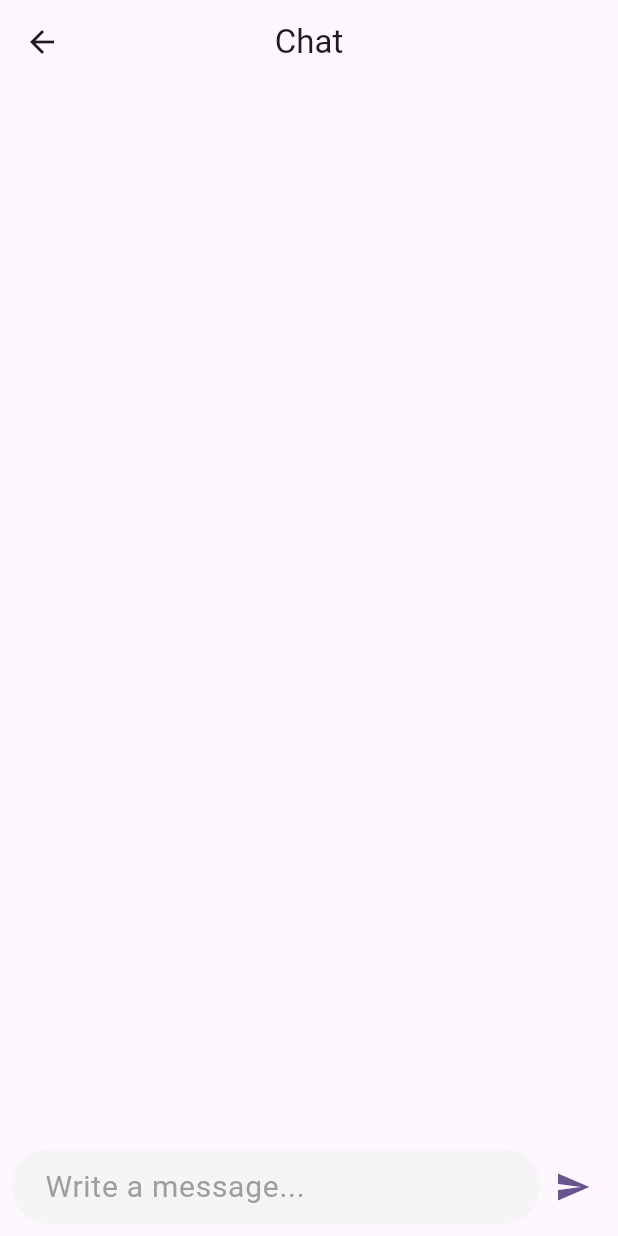
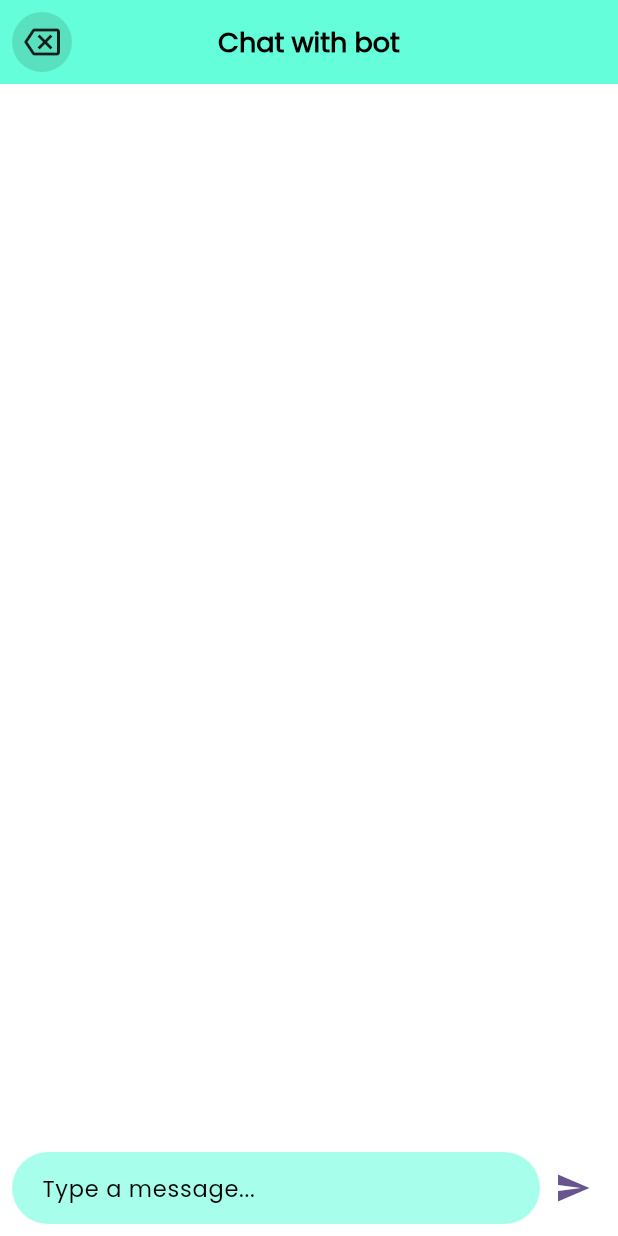
Before and after one commit to rahulkumardev24/Language_translator_Project_using_flutter, a Flutter app: the ChatScreen screen opened directly, on a phone screen of 412 x 824 dp. Run offline on Flutter 3.47's test engine with Material 3 defaults, Android fonts, the light colour scheme and no system bars; drawn by our look-alikes of dash_chat_2; our stand-ins replace avatar_glow, flutter_tts, image_picker, speech_to_text; missing offline and left inert: google_ml_kit, translator.

Commit message:
dictionary screen improve and chat screen also

```diff
--- a/lib/dictionary/api.dart
+++ b/lib/dictionary/api.dart
@@ -1,8 +1,9 @@
 import 'dart:convert';
 import 'package:http/http.dart' as http;
 import 'package:translater_new/dictionary/response_model_api.dart';
+// https://api.dictionaryapi.dev/api/v2/entries/en/<word>
+class API {
 
-class API {
   static const String baseUrl = "https://api.dictionaryapi.dev/api/v2/entries/en/";
   static Future<ResponseModel> fetchMeaning(String word) async {
     final response = await http.get(Uri.parse("$baseUrl$word"));
--- /dev/null
+++ b/lib/dictionary/urls.dart
@@ -0,0 +1,5 @@
+class Urls {
+  static const String geminiBaseUrl =
+      "https://generativelanguage.googleapis.com/v1beta/models/gemini-1.5-flash:generateContent";
+  static const String geminiApiKey = "AIzaSyBUIu3wUE_tx860Ry2vvMl5MzOvfp9MZyA";
+}
--- a/lib/screen/chat_screen.dart
+++ b/lib/screen/chat_screen.dart
@@ -1,37 +1,24 @@
 import 'dart:convert';
+import 'package:flutter/material.dart';
 import 'package:http/http.dart' as http;
 import 'package:dash_chat_2/dash_chat_2.dart';
-import 'package:flutter/cupertino.dart';
-import 'package:flutter/material.dart';
+import 'package:translater_new/utils/custom_text_style.dart';
 
-class ChatScreen extends StatefulWidget{
+import '../dictionary/urls.dart';
+
+class ChatScreen extends StatefulWidget {
+  const ChatScreen({super.key});
+
   @override
-  State<StatefulWidget> createState() => _ChatScreenState() ;
+  State<StatefulWidget> createState() => _ChatScreenState();
 }
-class _ChatScreenState extends State<ChatScreen>{
 
-
-  final String ourUri =
-      'https://generativelanguage.googleapis.com/v1beta/models/gemini-1.5-flash-latest:generateContent?key=AIzaSyC4t-_GkGdB3my0vfn0wxaiOhbzbfKinOE';
-
-  final Map<String, String> header = {
-    'Content-Type': 'application/json',
-  };
-
-  // User type message
-  final ChatUser mySelf = ChatUser(
-    id: "1",
-    firstName: "Rahul",
-  );
-
-  // Bot type message
-  final ChatUser bot = ChatUser(
-    id: "2",
-    firstName: "Gemini",
-  );
-
+class _ChatScreenState extends State<ChatScreen> {
   List<ChatMessage> messages = [];
   List<ChatUser> _typing = [];
+
+  final ChatUser mySelf = ChatUser(id: "1", firstName: "Rahul");
+  final ChatUser bot = ChatUser(id: "2", firstName: "Gemini");
 
   Future<void> getData(ChatMessage m) async {
     _typing.add(bot);
@@ -50,15 +37,13 @@ class _ChatScreenState extends State<ChatScreen>{
 
     try {
       final response = await http.post(
-        Uri.parse(ourUri),
-        headers: header,
+        Uri.parse("${Urls.geminiBaseUrl}?key=${Urls.geminiApiKey}"),
+        headers: {'Content-Type': 'application/json'},
         body: jsonEncode(data),
       );
 
       if (response.statusCode == 200) {
         var result = jsonDecode(response.body);
-        print("Response: $result");
-
         if (result != null && result.containsKey('candidates')) {
           String botResponseText =
               result['candidates'][0]['content']['parts'][0]['text'];
@@ -69,15 +54,26 @@ class _ChatScreenState extends State<ChatScreen>{
             createdAt: DateTime.now(),
           );
           messages.insert(0, botMessage);
-          setState(() {});
-        } else {
-          print("Unexpected response structure: $result");
         }
       } else {
-        print("Error: ${response.statusCode}");
+        messages.insert(
+          0,
+          ChatMessage(
+            text: "⚠️ Error fetching response. Please try again!",
+            user: bot,
+            createdAt: DateTime.now(),
+          ),
+        );
       }
     } catch (e) {
-      print("Error: $e");
+      messages.insert(
+        0,
+        ChatMessage(
+          text: "⚠️ Something went wrong! Check your internet connection.",
+          user: bot,
+          createdAt: DateTime.now(),
+        ),
+      );
     } finally {
       _typing.remove(bot);
       setState(() {});
@@ -87,9 +83,37 @@ class _ChatScreenState extends State<ChatScreen>{
   @override
   Widget build(BuildContext context) {
     return Scaffold(
-     appBar: AppBar(title: Text("Chat"),centerTitle: true,
+      backgroundColor: Colors.white,
+      /// ---- Appbar ----------///
+      appBar: AppBar(
+        title: Text(
+          "Chat with bot",
+          style: myTextStyle18(fontWeight: FontWeight.bold),
         ),
-     body:DashChat(
+        centerTitle: true,
+        leading: InkWell(
+          onTap: () {
+            Navigator.pop(context);
+          },
+          child: Padding(
+            padding: const EdgeInsets.all(8.0),
+            child: Container(
+                decoration: const BoxDecoration(
+                    shape: BoxShape.circle, color: Colors.black12),
+                child: const Icon(
+                  Icons.backspace_outlined,
+                  color: Colors.black87,
+                )),
+          ),
+        ),
+        backgroundColor: Colors.tealAccent,
+      ),
+      body: Stack(
+        children: [
+          Column(
+            children: [
+              Expanded(
+                child: DashChat(
                   typingUsers: _typing,
                   currentUser: mySelf,
                   onSend: (ChatMessage m) {
@@ -99,26 +123,42 @@ class _ChatScreenState extends State<ChatScreen>{
                   inputOptions: InputOptions(
                     alwaysShowSend: true,
                     autocorrect: true,
-         inputTextStyle: TextStyle(fontSize: 20),
-         cursorStyle: CursorStyle(color: Colors.tealAccent),
+                    inputTextStyle: const TextStyle(fontSize: 16),
+                    cursorStyle: const CursorStyle(color: Colors.tealAccent),
+                    inputDecoration: InputDecoration(
+                      filled: true,
+                      fillColor: Colors.tealAccent.shade100,
+                      hintText: "Type a message...",
+                      hintStyle: myTextStyle15(),
+                      contentPadding:
+                          const EdgeInsets.symmetric(horizontal: 16),
+                      border: OutlineInputBorder(
+                        borderRadius: BorderRadius.circular(30),
+                        borderSide: BorderSide.none,
+                      ),
+                    ),
                   ),
                   messageOptions: MessageOptions(
-         currentUserContainerColor: Colors.green,
-         // showTime: true,
-         borderRadius: 10, timePadding: EdgeInsets.all(8.0),
-         avatarBuilder: (user, onAvatarTap, onAvatarLongPress) => Center(
-           child: Padding(
-             padding: const EdgeInsets.only(left: 5 , right: 3 , bottom: 10),
-             child: Image.asset(
-               "assets/images/boticon.png",alignment: Alignment.center,
-               height: 40,
-               width: 40,
+                    currentUserContainerColor: Colors.teal,
+                    containerColor: Colors.black45,
+                    textColor: Colors.white,
+                    borderRadius: 12,
+                    timePadding: const EdgeInsets.all(6),
+                    avatarBuilder: (user, _, __) => Padding(
+                      padding: const EdgeInsets.all(8.0),
+                      child: CircleAvatar(
+                        backgroundColor:
+                            user.id == mySelf.id ? Colors.black45 : Colors.black45,
+                        child: Image.asset("assets/images/robot.png")
                       ),
                     ),
                   ),
                 ),
               ),
+            ],
+          ),
+        ],
+      ),
     );
   }
-
 }
--- a/pubspec.yaml
+++ b/pubspec.yaml
@@ -69,6 +69,8 @@ dependencies:
 
 
 
+
+
 dev_dependencies:
   flutter_test:
     sdk: flutter
```
Also changed, not shown: lib/screen/category_screen.dart (+6 -1 lines), lib/screen/dictionary_screen.dart (+84 -55 lines), assets/images/robot.png (added), 4 other files. Lines whose indentation alone changed are shown as unchanged.
